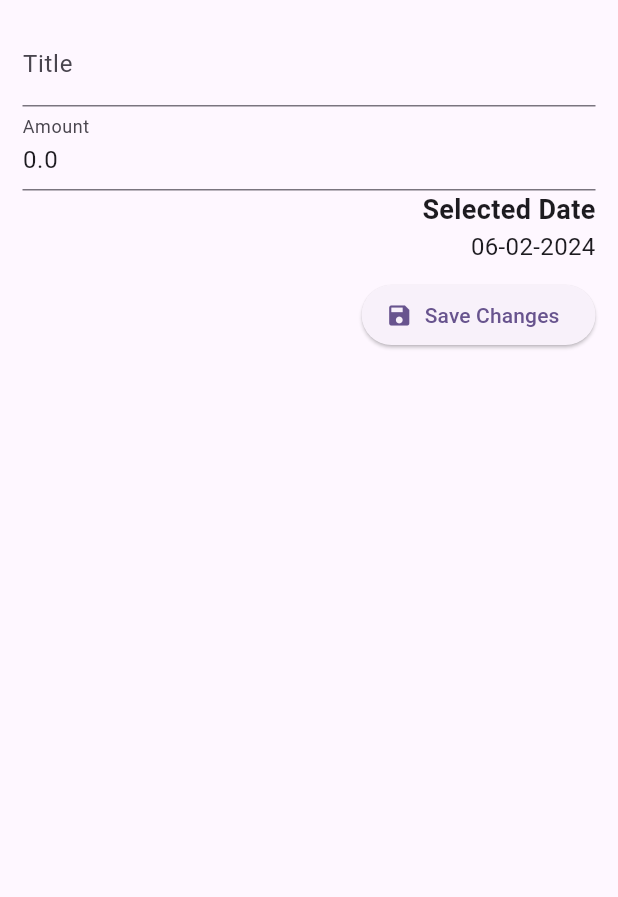
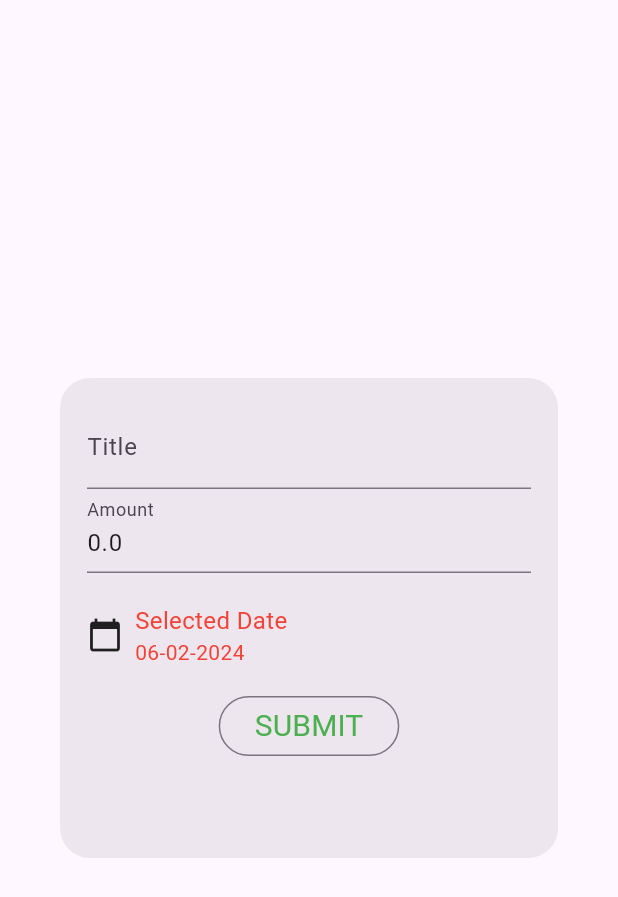
Before and after one commit to UninterestedFreelance/Exp2, a Flutter app: the EditTransaction widget shown alone on an empty page, opened directly with empty values, on a phone screen of 412 x 824 dp. Shown: the top 897 px of the screen. Run offline on Flutter 3.47's test engine with Material 3 defaults, Android fonts, the phone set to English and light mode, and no system bars; our stand-ins replace lottie.

Commit message:
edit screen and change animation

```diff
--- a/lib/views/edit_screen.dart
+++ b/lib/views/edit_screen.dart
@@ -6,7 +6,7 @@ class EditTransaction extends StatefulWidget {
   final ExpanseItems oldTx;
   final Function(String, String, double, DateTime) updateTransaction;
 
-  EditTransaction({
+  const EditTransaction({
     required this.oldTx,
     required this.updateTransaction,
   });
@@ -18,6 +18,7 @@ class EditTransaction extends StatefulWidget {
 class _EditTransactionState extends State<EditTransaction> {
   final _titleController = TextEditingController();
   final _amountController = TextEditingController();
+  final _selectdate = TextEditingController();
   DateTime _selectedDate = DateTime.now();
 
   @override
@@ -37,24 +38,11 @@ class _EditTransactionState extends State<EditTransaction> {
       updatedAmount,
       _selectedDate,
     );
+    ScaffoldMessenger.of(context).showSnackBar(
+      SnackBar(content: Text('Transaction updated successfully!')),
+    );
 
-    showDialog(
-      context: context,
-      builder: (BuildContext context) {
-        return AlertDialog(
-          title: Text('Success'),
-          content: Text('Transaction updated successfully!'),
-          actions: <Widget>[
-            TextButton(
-              child: Text('OK'),
-              onPressed: () {
     Navigator.of(context).pop();
-              },
-            ),
-          ],
-        );
-      },
-    );
   }
 
   void _selectDate() async {
@@ -74,15 +62,18 @@ class _EditTransactionState extends State<EditTransaction> {
 
   @override
   Widget build(BuildContext context) {
-    return Scaffold(
-      body: GestureDetector(
-        onTap: () {},
-        child: SingleChildScrollView(
+    return Dialog(
+      shape: RoundedRectangleBorder(
+        borderRadius: BorderRadius.circular(20.0),
+      ),
+      child: Container(
+        height: 320,
+        width: MediaQuery.of(context).size.width,
         child: Padding(
-            padding: EdgeInsets.all(15),
+          padding: const EdgeInsets.all(18.0),
           child: Column(
             mainAxisAlignment: MainAxisAlignment.start,
-              crossAxisAlignment: CrossAxisAlignment.end,
+            crossAxisAlignment: CrossAxisAlignment.start,
             children: [
               TextField(
                 controller: _titleController,
@@ -99,28 +90,63 @@ class _EditTransactionState extends State<EditTransaction> {
                   setState(() {});
                 },
               ),
+              SizedBox(
+                height: 20,
+              ),
+              GestureDetector(
+                child: Row(
+                  children: [
+                    Icon(Icons.calendar_today),
+                    Padding(
+                      padding: const EdgeInsets.only(left: 8.0),
+                      child: Column(
+                        crossAxisAlignment: CrossAxisAlignment.start,
+                        children: [
                           Text(
                             'Selected Date',
-                  style: TextStyle(fontWeight: FontWeight.bold, fontSize: 18),
+                            style: TextStyle(
+                                fontWeight: FontWeight.normal,
+                                fontSize: 16,
+                                color: Colors.red),
                           ),
-                GestureDetector(
-                  onTap: _selectDate,
-                  child: Text(
+                          Text(
                             DateFormat('dd-MM-yyyy').format(_selectedDate),
-                    style: TextStyle(fontSize: 16),
-                  ),
-                ),
-                SizedBox(height: 10),
-                ElevatedButton.icon(
-                  onPressed: _submitData,
-                  icon: Icon(Icons.save),
-                  label: Text('Save Changes'),
+                            style: TextStyle(fontSize: 14, color: Colors.red),
                           ),
                         ],
                       ),
                     ),
+                  ],
                 ),
-        behavior: HitTestBehavior.opaque,
+                onTap: _selectDate,
+              ),
+
+              Padding(
+                padding: const EdgeInsets.only(top: 15.0),
+                child: Center(
+                  child: OutlinedButton(
+                    child: Text(
+                      'SUBMIT',
+                      style: TextStyle(
+                          fontSize: 20,
+                          fontWeight: FontWeight.w400,
+                          color: Colors.green),
+                    ),
+                    onPressed: _submitData,
+                  ),
+                ),
+              )
+              // Padding(
+              //   padding: EdgeInsets.all(20),
+              //   child: ElevatedButton.icon(
+              //     onPressed: _submitData,
+              //     icon: Icon(Icons.save),
+              //     label: Text('Save Changes'),
+              //   ),
+              // ),
+            ],
+          ),
+        ),
       ),
     );
   }
--- a/lib/views/individual_transaction_list.dart
+++ b/lib/views/individual_transaction_list.dart
@@ -10,7 +10,8 @@ class IndividualTransactionList extends StatelessWidget {
   final Function(String, String, double, DateTime) updateTransaction;
 
   const IndividualTransactionList(
-      this.transactions, this.deleteTx, this.updateTransaction, {super.key});
+      this.transactions, this.deleteTx, this.updateTransaction,
+      {super.key});
 
   @override
   Widget build(BuildContext context) {
@@ -24,7 +25,7 @@ class IndividualTransactionList extends StatelessWidget {
                 ),
 
                 Expanded(
-                  child: Lottie.asset('assets/money_adding.json'),
+                  child: Lottie.asset('assets/Animation - 1707116466584.json'),
                 )
                 // SizedBox(
                 //   height: constraints.maxHeight * 0.6,
```
Also changed, not shown: assets/Animation - 1707116466584.json (added, +1 -0 lines). Lines whose indentation alone changed are shown as unchanged.
